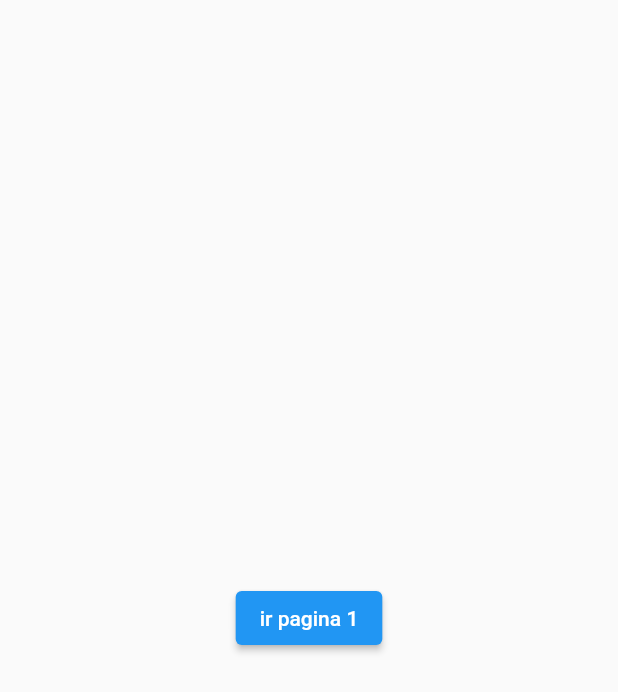
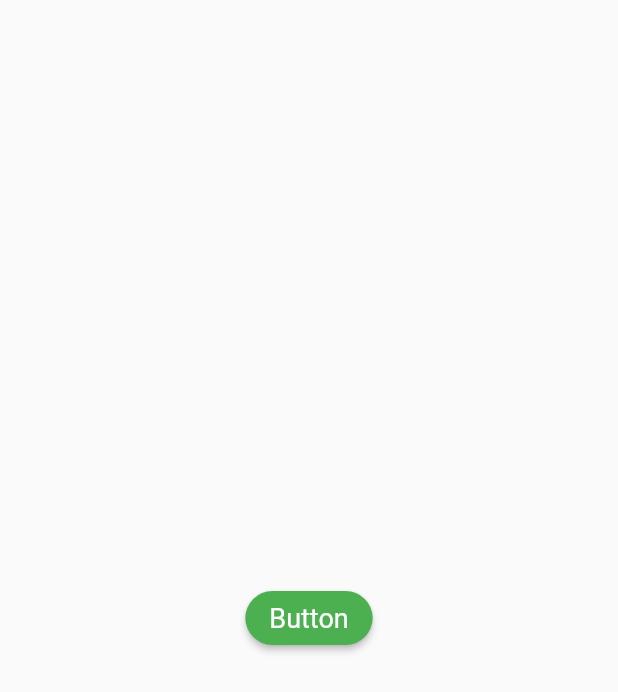
Before and after one commit to mbinoti/gorouter-demo, a Flutter app: the screen it shows after launch, on a phone screen of 412 x 824 dp. Shown: the top 692 px of the screen. Run offline on Flutter 3.47's test engine with Material 2 defaults, Android fonts, the light colour scheme and no system bars.

Commit message:
feature buttom custom

```diff
--- a/lib/main.dart
+++ b/lib/main.dart
@@ -1,5 +1,6 @@
 import 'package:flutter/material.dart';
 import 'package:navpage/page1.dart';
+import 'package:navpage/page2.dart';
 
 void main() {
   runApp(const MyApp());
@@ -12,11 +13,14 @@ class MyApp extends StatelessWidget {
   @override
   Widget build(BuildContext context) {
     return MaterialApp(
-      title: 'Flutter Demo',
-      theme: ThemeData(
-        primarySwatch: Colors.blue,
-      ),
-      home: const Page1(),
-    );
+        title: 'Flutter Demo',
+        theme: ThemeData(
+          primarySwatch: Colors.blue,
+        ),
+        initialRoute: '/',
+        routes: {
+          '/': (_) => const Page1(),
+          '/page2': (_) => Page2(),
+        });
   }
 }
--- a/lib/page1.dart
+++ b/lib/page1.dart
@@ -1,5 +1,6 @@
 import 'package:flutter/material.dart';
 import 'package:navpage/page2.dart';
+import 'package:navpage/widgets/custom_button_widget.dart';
 
 class Page1 extends StatelessWidget {
   const Page1({Key? key}) : super(key: key);
@@ -8,13 +9,11 @@ class Page1 extends StatelessWidget {
   Widget build(BuildContext context) {
     return Scaffold(
       body: Center(
-        child: ElevatedButton(
-          onPressed: () {
-            Navigator.of(context).push(
-              MaterialPageRoute(builder: (context) => const Page2()),
-            );
-          },
-          child: const Text('ir pagina 1'),
+        child: CustomButtonWidget(
+          onPressed: () {},
+          title: 'Button',
+          disable: false,
+          titleSize: 18,
         ),
       ),
     );
--- a/lib/page2.dart
+++ b/lib/page2.dart
@@ -5,13 +5,15 @@ class Page2 extends StatelessWidget {
 
   @override
   Widget build(BuildContext context) {
+    var args = ModalRoute.of(context)!.settings.arguments as String;
     return Scaffold(
+      appBar: AppBar(),
       body: Center(
         child: ElevatedButton(
           onPressed: () {
-            Navigator.of(context).pop();
+            Navigator.of(context).pop('vollltandoooo');
           },
-          child: const Text('voltar'),
+          child: Text('voltar $args'),
         ),
       ),
     );
--- /dev/null
+++ b/lib/widgets/custom_button_widget.dart
@@ -0,0 +1,42 @@
+import 'package:flutter/material.dart';
+
+class CustomButtonWidget extends StatelessWidget {
+  const CustomButtonWidget({
+    Key? key,
+    required this.onPressed,
+    required this.title,
+    this.disable = false,
+    this.titleSize,
+  }) : super(key: key);
+  final VoidCallback onPressed;
+  final String title;
+  final bool disable;
+  final double? titleSize;
+  @override
+  Widget build(BuildContext context) {
+    return ElevatedButton(
+      onPressed: disable ? null : onPressed,
+      child: Text(title),
+      style: ButtonStyle(
+        backgroundColor: MaterialStateProperty.resolveWith<Color>(
+          (states) {
+            if (states.contains(MaterialState.disabled)) return Colors.red;
+            if (states.contains(MaterialState.pressed)) return Colors.blue;
+            return Colors.green;
+          },
+        ),
+        shape: MaterialStateProperty.all(
+            RoundedRectangleBorder(borderRadius: BorderRadius.circular(30))),
+        textStyle: MaterialStateProperty.resolveWith((states) {
+          if (states.contains(MaterialState.pressed)) {
+            return TextStyle(
+              fontSize: titleSize != null ? titleSize! * 2 : 28,
+            );
+          } else {
+            return TextStyle(fontSize: titleSize);
+          }
+        }),
+      ),
+    );
+  }
+}
```
